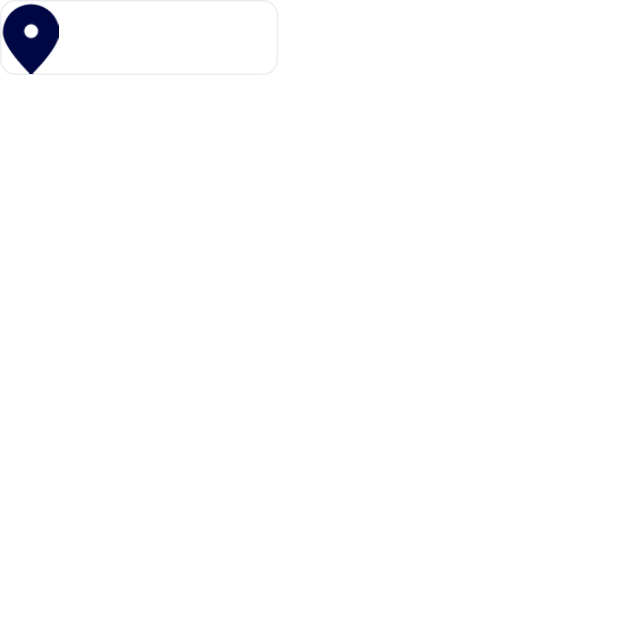
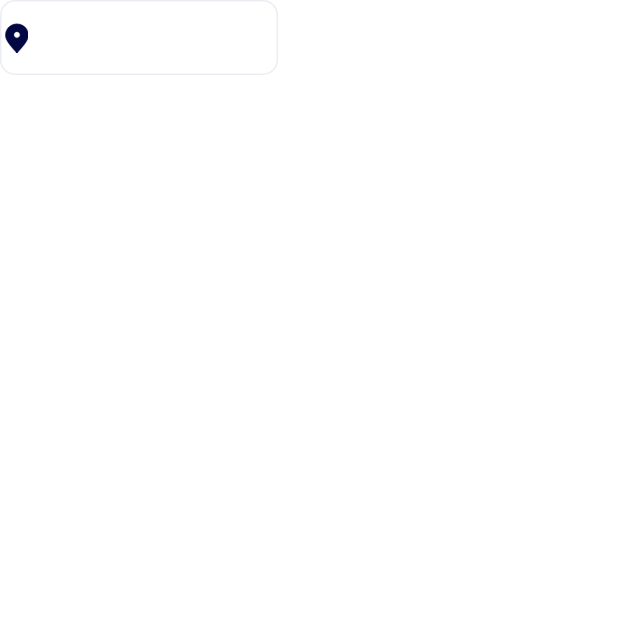
Before and after one commit to jankibrainbinary06/real_estate_app, a Flutter app: the HomeScreen screen opened directly, on a phone screen of 412 x 824 dp, the top half of it. Run offline on Flutter 3.47's test engine with Material 2 defaults, Android fonts, the phone set to English and light mode, and no system bars; our stand-ins replace get.

Commit message:
changes done

```diff
--- a/lib/main.dart
+++ b/lib/main.dart
@@ -17,7 +17,7 @@ class MyApp extends StatelessWidget {
   Widget build(BuildContext context) {
     return GetMaterialApp(
       debugShowCheckedModeBanner: false,
-      title: 'Flutter Demo',
+      title: 'Real Estate App',
       theme: ThemeData(
         colorScheme: ColorScheme.fromSeed(seedColor: Colors.deepPurple),
         useMaterial3: true,
--- a/lib/screens/home_screen/home_screen.dart
+++ b/lib/screens/home_screen/home_screen.dart
@@ -28,7 +28,13 @@ class HomeScreen extends StatelessWidget {
                 ),
               ),
               child: Row(
-                children: [Image.asset(AssetRes.location)],
+                children: [
+                  Image.asset(
+                    AssetRes.location,
+                    height: 20,
+                    width: 20,
+                  )
+                ],
               ),
             ),
           ],
--- a/lib/screens/intro_screen/intro_screen_1/intro_screen1.dart
+++ b/lib/screens/intro_screen/intro_screen_1/intro_screen1.dart
@@ -101,7 +101,7 @@ class IntroScreen1 extends StatelessWidget {
                         borderRadius: BorderRadius.circular(40),
                         child: Image.asset(
                           AssetRes.introHome1,
-                          height: Get.height * 0.7,
+                          height: Get.height * 0.65,
                           width: Get.width,
                           fit: BoxFit.cover,
                         ),
--- a/lib/screens/intro_screen/intro_screen_2/intro_screen_2.dart
+++ b/lib/screens/intro_screen/intro_screen_2/intro_screen_2.dart
@@ -91,7 +91,7 @@ class IntroScreen2 extends StatelessWidget {
                         borderRadius: BorderRadius.circular(40),
                         child: Image.asset(
                           AssetRes.introHome2,
-                          height: Get.height * 0.7,
+                          height: Get.height * 0.65,
                           width: Get.width,
                           fit: BoxFit.cover,
                         ),
--- a/lib/screens/intro_screen/intro_screen_3/intro_screen_3.dart
+++ b/lib/screens/intro_screen/intro_screen_3/intro_screen_3.dart
@@ -94,7 +94,7 @@ class IntroScreen3 extends StatelessWidget {
                         borderRadius: BorderRadius.circular(40),
                         child: Image.asset(
                           AssetRes.introHome3,
-                          height: Get.height * 0.7,
+                          height: Get.height * 0.65,
                           width: Get.width,
                           fit: BoxFit.cover,
                         ),
--- a/lib/screens/propety_type_screen/property_type_screen.dart
+++ b/lib/screens/propety_type_screen/property_type_screen.dart
@@ -64,7 +64,7 @@ class PropertyTypeScreen extends StatelessWidget {
                             gridDelegate:
                                 const SliverGridDelegateWithFixedCrossAxisCount(
                                     crossAxisCount: 2,
-                                    childAspectRatio: 0.75,
+                                    childAspectRatio: 0.71,
                                     crossAxisSpacing: 15,
                                     mainAxisSpacing: 20),
                             itemCount:
@@ -104,7 +104,7 @@ class PropertyTypeScreen extends StatelessWidget {
                                         ),
                                         child: Image.asset(
                                           AssetRes.rentHome,
-                                          height: Get.height * 0.23,
+                                          height: Get.height * 0.22,
                                           width: Get.width * 0.4,
                                           fit: BoxFit.cover,
                                         ),
```
